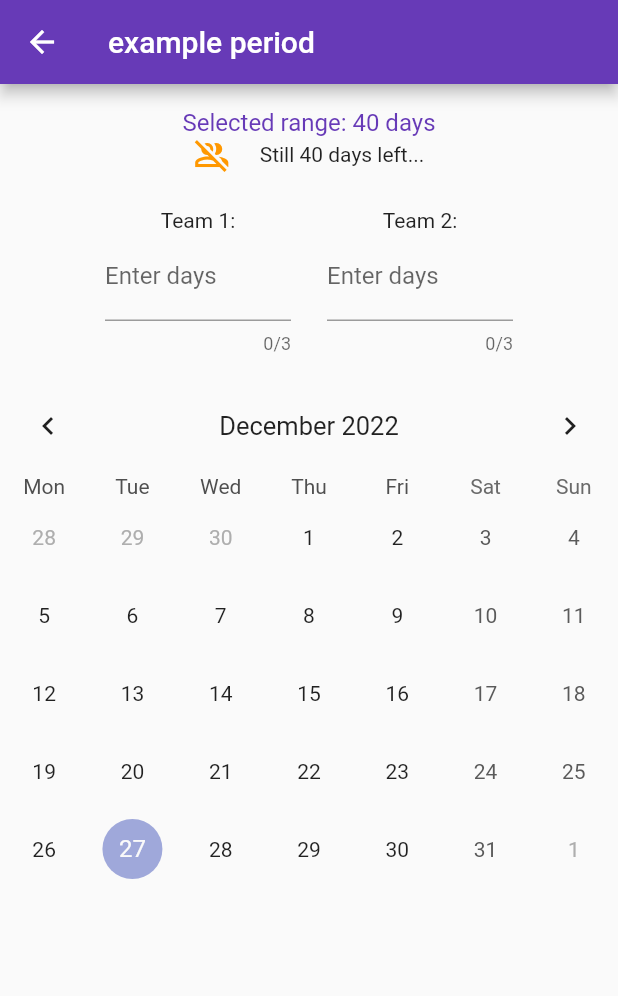
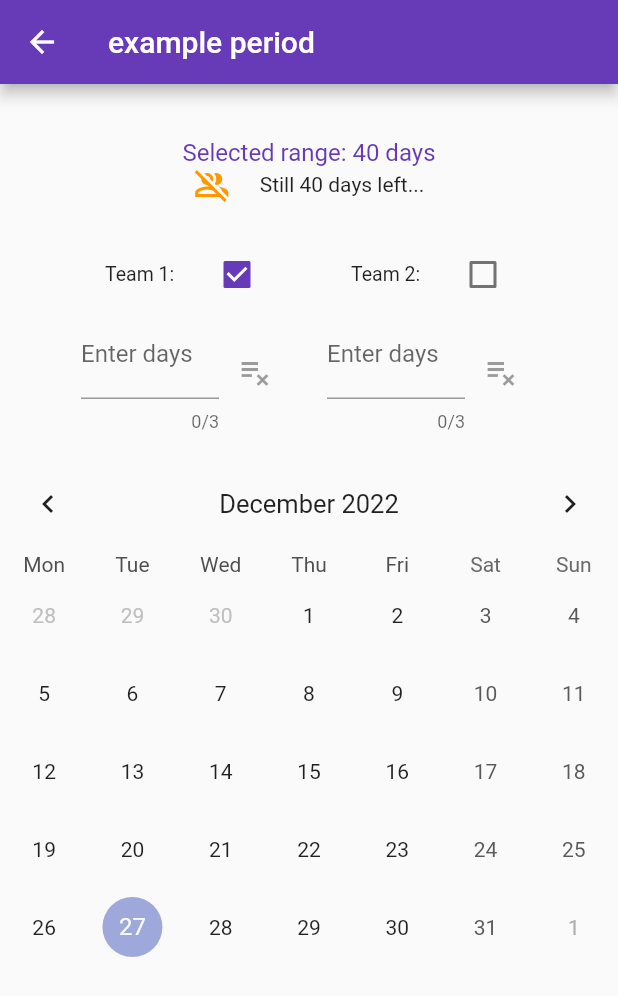
Before and after one commit to Hector-SaTe/year_planner, a Flutter app: the TableBasicsExample screen opened directly, on a phone screen of 412 x 824 dp. Shown: the top 996 px of the screen. Run offline on Flutter 3.47's test engine with Material 2 defaults, Android fonts, the phone set to English and light mode, and no system bars; drawn by our look-alikes of table_calendar; our stand-ins replace flutter_hooks, hooks_riverpod.

Commit message:
data structure

```diff
--- a/lib/pages/basics_example.dart
+++ b/lib/pages/basics_example.dart
@@ -1,3 +1,5 @@
+import 'dart:collection';
+
 import 'package:flutter/material.dart';
 import 'package:hooks_riverpod/hooks_riverpod.dart';
 import 'package:table_calendar/table_calendar.dart';
@@ -14,9 +16,23 @@ class TableBasicsExample extends StatefulHookConsumerWidget {
 }
 
 class _TableBasicsExampleState extends ConsumerState<TableBasicsExample> {
-  final CalendarFormat _calendarFormat = CalendarFormat.month;
   DateTime _focusedDay = DateTime.now();
-  DateTime? _selectedDay;
+  // Using a `LinkedHashSet` is recommended due to equality comparison override
+  final Set<DateTime> _selectedDays = LinkedHashSet<DateTime>(
+    equals: isSameDay,
+    hashCode: getHashCode,
+  );
+  void _onDaySelected(DateTime selectedDay, DateTime focusedDay) {
+    setState(() {
+      _focusedDay = focusedDay;
+      // Update values in a Set
+      if (_selectedDays.contains(selectedDay)) {
+        _selectedDays.remove(selectedDay);
+      } else {
+        _selectedDays.add(selectedDay);
+      }
+    });
+  }
 
   @override
   Widget build(BuildContext context) {
@@ -29,33 +45,19 @@ class _TableBasicsExampleState extends ConsumerState<TableBasicsExample> {
         title: Text(period.title),
       ),
       body: ListView(
+        padding: const EdgeInsets.only(top: 20),
         children: [
           TeamsWidget(period),
           TableCalendar(
             startingDayOfWeek: StartingDayOfWeek.monday,
-            firstDay: kFirstDay,
-            lastDay: kLastDay,
+            calendarFormat: CalendarFormat.month,
+            firstDay: period.startRange,
+            lastDay: period.endRange,
             focusedDay: _focusedDay,
-            calendarFormat: _calendarFormat,
             headerStyle: const HeaderStyle(
                 formatButtonVisible: false, titleCentered: true),
-            selectedDayPredicate: (day) {
-              // Use `selectedDayPredicate` to determine which day is currently selected.
-              // If this returns true, then `day` will be marked as selected.
-
-              // Using `isSameDay` is recommended to disregard
-              // the time-part of compared DateTime objects.
-              return isSameDay(_selectedDay, day);
-            },
-            onDaySelected: (selectedDay, focusedDay) {
-              if (!isSameDay(_selectedDay, selectedDay)) {
-                // Call `setState()` when updating the selected day
-                setState(() {
-                  _selectedDay = selectedDay;
-                  _focusedDay = focusedDay;
-                });
-              }
-            },
+            selectedDayPredicate: (day) => _selectedDays.contains(day),
+            onDaySelected: _onDaySelected,
             onPageChanged: (focusedDay) {
               // No need to call `setState()` here
               _focusedDay = focusedDay;
@@ -69,6 +71,14 @@ class _TableBasicsExampleState extends ConsumerState<TableBasicsExample> {
 
 final _daysInTeam =
     StateProvider.autoDispose<List<int>>(((ref) => [0, 0, 0, 0]));
+final _activatedTeam = StateProvider.autoDispose<List<bool>>(
+    ((ref) => [true, false, false, false]));
+final _rangePerTeam = StateProvider(((ref) {
+  final Set<DateTime> selectedDays = LinkedHashSet<DateTime>(
+    equals: isSameDay,
+    hashCode: getHashCode,
+  );
+}));
 
 class TeamsWidget extends HookConsumerWidget {
   final TimePeriod period;
@@ -83,9 +93,10 @@ class TeamsWidget extends HookConsumerWidget {
     final Duration periodDuration =
         period.endRange.difference(period.startRange);
     final daysInTeam = ref.watch(_daysInTeam);
+    final activatedTeam = ref.watch(_activatedTeam);
     final int daysLeft =
         periodDuration.inDays - daysInTeam.reduce((a, b) => a + b);
-    List<int> selectedDays = [0, 0, 0, 0];
+
     return Padding(
       padding: const EdgeInsets.all(16.0),
       child: Column(
@@ -124,24 +135,46 @@ class TeamsWidget extends HookConsumerWidget {
           Wrap(
             spacing: 24,
             runSpacing: 24,
+            alignment: WrapAlignment.center,
             children: [
               for (var i = 0; i < period.teams; i++)
                 SizedBox(
-                  width: 124,
+                  width: 140,
                   child: Column(
                     children: [
-                      Text("Team ${i + 1}:"),
-                      TextField(
+                      CheckboxListTile(
+                        dense: true,
+                        value: activatedTeam[i],
+                        onChanged: (value) {
+                          final List<bool> activated =
+                              List.generate(4, (index) => false);
+                          activated[i] = true;
+                          ref.read(_activatedTeam.notifier).state = activated;
+                        },
+                        title: Text("Team ${i + 1}:"),
+                      ),
+                      Row(
+                        children: [
+                          Flexible(
+                            child: TextField(
                               maxLength: 3,
                               decoration: const InputDecoration(
                                 labelText: 'Enter days',
                               ),
                               onChanged: (value) {
-                          selectedDays = [...daysInTeam];
+                                final List<int> selectedDays = [...daysInTeam];
                                 selectedDays[i] = int.tryParse(value) ?? 0;
-                          ref.read(_daysInTeam.notifier).state = selectedDays;
+                                ref.read(_daysInTeam.notifier).state =
+                                    selectedDays;
                                 //textController.clear();
                               },
+                            ),
+                          ),
+                          IconButton(
+                            icon: const Icon(Icons.playlist_remove),
+                            onPressed: null,
+                          ),
+                        ],
                       ),
                     ],
                   ),
--- a/lib/pages/multi_example.dart
+++ b/lib/pages/multi_example.dart
@@ -9,6 +9,8 @@ import 'package:table_calendar/table_calendar.dart';
 import '../utils.dart';
 
 class TableMultiExample extends StatefulWidget {
+  const TableMultiExample({super.key});
+
   @override
   _TableMultiExampleState createState() => _TableMultiExampleState();
 }
@@ -62,7 +64,7 @@ class _TableMultiExampleState extends State<TableMultiExample> {
   Widget build(BuildContext context) {
     return Scaffold(
       appBar: AppBar(
-        title: Text('TableCalendar - Multi'),
+        title: const Text('TableCalendar - Multi'),
       ),
       body: Column(
         children: [
@@ -90,7 +92,7 @@ class _TableMultiExampleState extends State<TableMultiExample> {
             },
           ),
           ElevatedButton(
-            child: Text('Clear selection'),
+            child: const Text('Clear selection'),
             onPressed: () {
               setState(() {
                 _selectedDays.clear();
```
Lines whose indentation alone changed are shown as unchanged.
